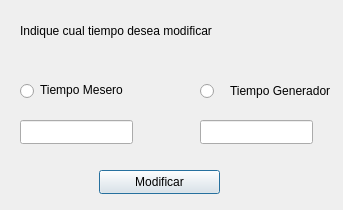
Before: the Qt Designer form modificartiempo.ui in joseSalazar4/SimuladorRestaurante, drawn with Qt 5.
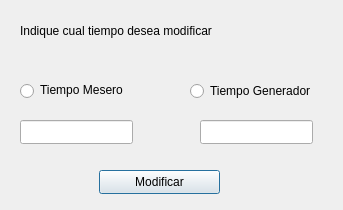
After: the same form once the commit is applied.

Commit message: Sacar de modificar tiempo dialog

Patch:
```diff
--- a/modificartiempo.ui
+++ b/modificartiempo.ui
@@ -29,7 +29,7 @@
   <widget class="QRadioButton" name="radioButton">
    <property name="geometry">
     <rect>
-     <x>200</x>
+     <x>20</x>
      <y>80</y>
      <width>31</width>
      <height>22</height>
@@ -42,7 +42,7 @@
   <widget class="QRadioButton" name="radioButton_2">
    <property name="geometry">
     <rect>
-     <x>20</x>
+     <x>190</x>
      <y>80</y>
      <width>31</width>
      <height>22</height>
@@ -94,7 +94,7 @@
   <widget class="QLabel" name="label_2">
    <property name="geometry">
     <rect>
-     <x>230</x>
+     <x>210</x>
      <y>80</y>
      <width>121</width>
      <height>21</height>
```
The commit also changes 4 other files.
